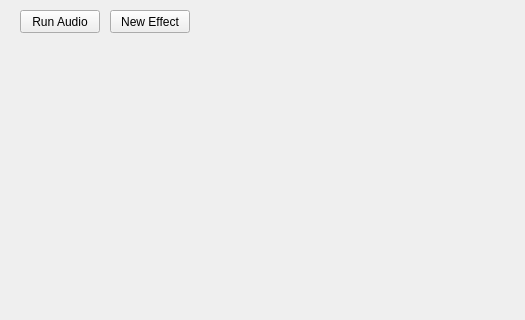
Before: the Qt Designer form mainwindow.ui in Franchovy/Effect-Project, drawn with Qt 5; both pictures show x 0 to 525 and y 0 to 320 of the 800 by 600 pixel window.
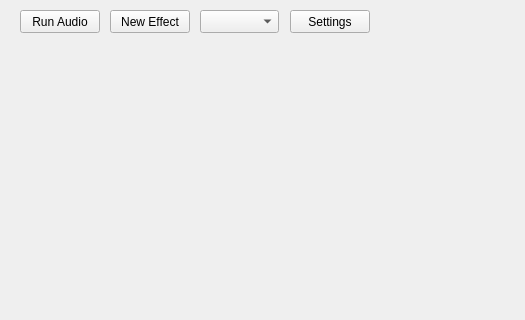
After: the same form once the commit is applied.

Commit message:
Pan effect works well. Also added effectSelect as well as unimplemented Settings button on mainwindow.
Fixed EffectBuffer applyEffect function so that in* and out* correctly
set before each effect. Perhaps a little inefficient though.

Realising the crudeness of bitwise operations in other effects, I am now
going to create structures that will simplify operations on the effect
buffer.

Patch:
```diff
--- a/mainwindow.ui
+++ b/mainwindow.ui
@@ -101,6 +101,38 @@
      <string>New Effect</string>
     </property>
    </widget>
+   <widget class="QComboBox" name="effectsSelect">
+    <property name="geometry">
+     <rect>
+      <x>200</x>
+      <y>10</y>
+      <width>79</width>
+      <height>23</height>
+     </rect>
+    </property>
+    <property name="statusTip">
+     <string>Select Effect</string>
+    </property>
+    <property name="currentText">
+     <string/>
+    </property>
+   </widget>
+   <widget class="QPushButton" name="settings">
+    <property name="geometry">
+     <rect>
+      <x>290</x>
+      <y>10</y>
+      <width>80</width>
+      <height>23</height>
+     </rect>
+    </property>
+    <property name="accessibleName">
+     <string/>
+    </property>
+    <property name="text">
+     <string>Settings</string>
+    </property>
+   </widget>
   </widget>
   <widget class="QMenuBar" name="menubar">
    <property name="geometry">
```
The commit also changes 8 other files.
